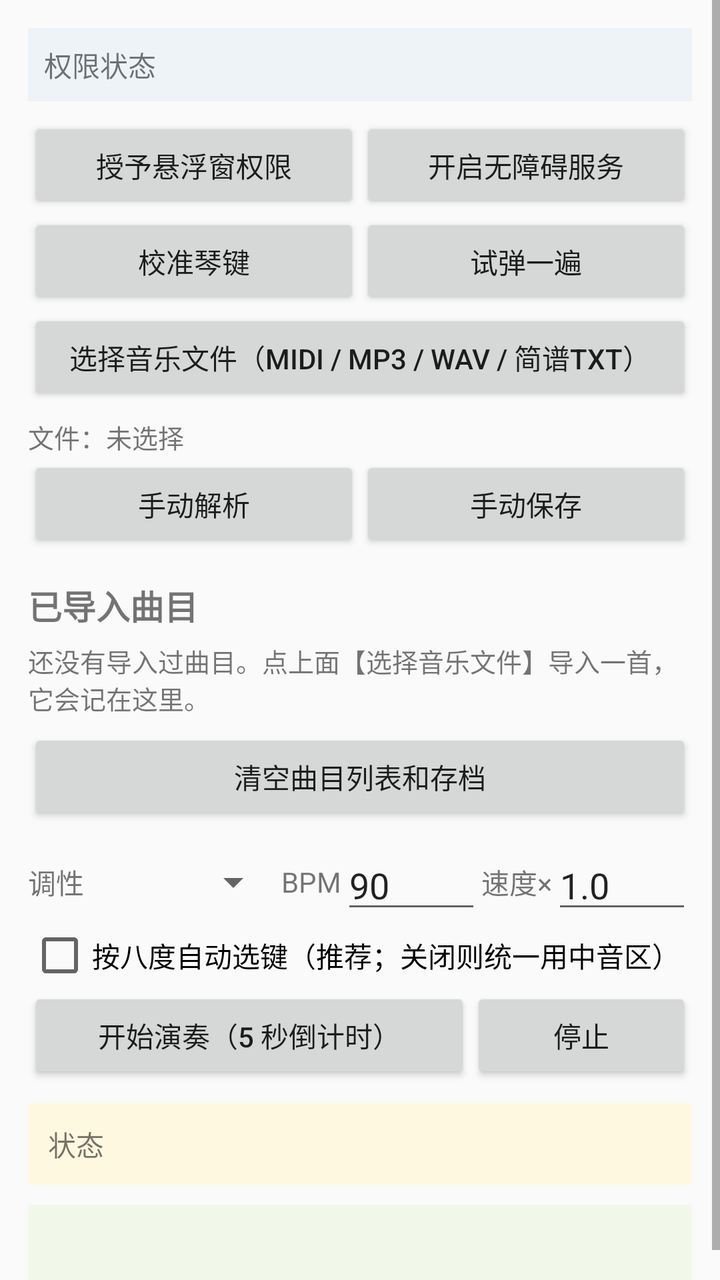
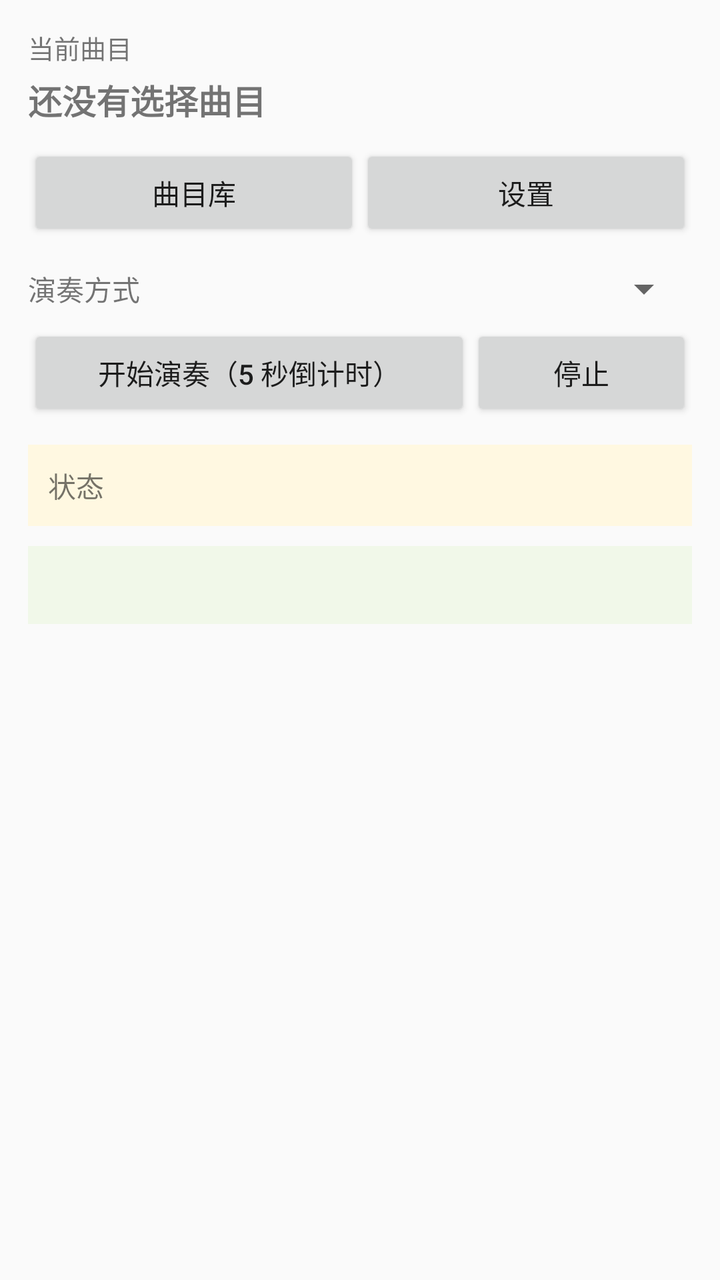

An Android layout rendered at two revisions. The XML below is the earlier revision; the diff shows what the commit changed to produce the second picture.
<!-- AndroidManifest.xml: application theme android:Theme.Material.Light.DarkActionBar -->
<!-- res/layout/activity_main.xml -->
<?xml version="1.0" encoding="utf-8"?>
<ScrollView xmlns:android="http://schemas.android.com/apk/res/android"
    android:layout_width="match_parent"
    android:layout_height="match_parent"
    android:fillViewport="true">

    <LinearLayout
        android:layout_width="match_parent"
        android:layout_height="wrap_content"
        android:orientation="vertical"
        android:padding="14dp">

        <TextView
            android:id="@+id/tv_perms"
            android:layout_width="match_parent"
            android:layout_height="wrap_content"
            android:background="#EEF3F7"
            android:padding="8dp"
            android:textSize="14sp"
            android:text="权限状态" />

        <LinearLayout
            android:layout_width="match_parent"
            android:layout_height="wrap_content"
            android:layout_marginTop="8dp"
            android:orientation="horizontal">

            <Button
                android:id="@+id/btn_overlay"
                android:layout_width="0dp"
                android:layout_height="wrap_content"
                android:layout_weight="1"
                android:text="授予悬浮窗权限" />

            <Button
                android:id="@+id/btn_access"
                android:layout_width="0dp"
                android:layout_height="wrap_content"
                android:layout_weight="1"
                android:text="开启无障碍服务" />
        </LinearLayout>

        <LinearLayout
            android:layout_width="match_parent"
            android:layout_height="wrap_content"
            android:orientation="horizontal">

            <Button
                android:id="@+id/btn_calibrate"
                android:layout_width="0dp"
                android:layout_height="wrap_content"
                android:layout_weight="1"
                android:text="校准琴键" />

            <Button
                android:id="@+id/btn_test"
                android:layout_width="0dp"
                android:layout_height="wrap_content"
                android:layout_weight="1"
                android:text="试弹一遍" />
        </LinearLayout>

        <Button
            android:id="@+id/btn_pick"
            android:layout_width="match_parent"
            android:layout_height="wrap_content"
            android:text="选择音乐文件（MIDI / MP3 / WAV / 简谱txt）" />

        <TextView
            android:id="@+id/tv_file"
            android:layout_width="match_parent"
            android:layout_height="wrap_content"
            android:paddingTop="6dp"
            android:text="文件：未选择"
            android:textSize="13sp" />

        <LinearLayout
            android:layout_width="match_parent"
            android:layout_height="wrap_content"
            android:orientation="horizontal">

            <Button
                android:id="@+id/btn_reparse"
                android:layout_width="0dp"
                android:layout_height="wrap_content"
                android:layout_weight="1"
                android:text="手动解析" />

            <Button
                android:id="@+id/btn_save"
                android:layout_width="0dp"
                android:layout_height="wrap_content"
                android:layout_weight="1"
                android:text="手动保存" />
        </LinearLayout>

        <TextView
            android:id="@+id/tv_library_title"
            android:layout_width="match_parent"
            android:layout_height="wrap_content"
            android:layout_marginTop="14dp"
            android:layout_marginBottom="6dp"
            android:text="已导入曲目"
            android:textSize="17sp"
            android:textStyle="bold" />

        <LinearLayout
            android:id="@+id/list_songs"
            android:layout_width="match_parent"
            android:layout_height="wrap_content"
            android:orientation="vertical" />

        <TextView
            android:id="@+id/tv_library_empty"
            android:layout_width="match_parent"
            android:layout_height="wrap_content"
            android:paddingBottom="6dp"
            android:text="还没有导入过曲目。点上面【选择音乐文件】导入一首，它会记在这里。"
            android:textSize="13sp" />

        <Button
            android:id="@+id/btn_clear_library"
            android:layout_width="match_parent"
            android:layout_height="wrap_content"
            android:text="清空曲目列表和存档" />

        <LinearLayout
            android:layout_width="match_parent"
            android:layout_height="wrap_content"
            android:layout_marginTop="8dp"
            android:gravity="center_vertical"
            android:orientation="horizontal">

            <TextView
                android:layout_width="wrap_content"
                android:layout_height="wrap_content"
                android:text="调性" />

            <Spinner
                android:id="@+id/sp_key"
                android:layout_width="0dp"
                android:layout_height="wrap_content"
                android:layout_weight="1" />

            <TextView
                android:layout_width="wrap_content"
                android:layout_height="wrap_content"
                android:text="BPM" />

            <EditText
                android:id="@+id/et_bpm"
                android:layout_width="70dp"
                android:layout_height="wrap_content"
                android:inputType="number"
                android:text="90" />

            <TextView
                android:layout_width="wrap_content"
                android:layout_height="wrap_content"
                android:text="速度×" />

            <EditText
                android:id="@+id/et_speed"
                android:layout_width="70dp"
                android:layout_height="wrap_content"
                android:inputType="numberDecimal"
                android:text="1.0" />
        </LinearLayout>

        <CheckBox
            android:id="@+id/cb_zero"
            android:layout_width="match_parent"
            android:layout_height="wrap_content"
            android:text="按八度自动选键（推荐；关闭则统一用中音区）" />

        <LinearLayout
            android:layout_width="match_parent"
            android:layout_height="wrap_content"
            android:orientation="horizontal">

            <Button
                android:id="@+id/btn_play"
                android:layout_width="0dp"
                android:layout_height="wrap_content"
                android:layout_weight="2"
                android:text="开始演奏（5 秒倒计时）" />

            <Button
                android:id="@+id/btn_stop"
                android:layout_width="0dp"
                android:layout_height="wrap_content"
                android:layout_weight="1"
                android:text="停止" />
        </LinearLayout>

        <TextView
            android:id="@+id/tv_status"
            android:layout_width="match_parent"
            android:layout_height="wrap_content"
            android:layout_marginTop="10dp"
            android:background="#FFF8E1"
            android:padding="10dp"
            android:textSize="14sp"
            android:text="状态" />

        <TextView
            android:id="@+id/tv_preview"
            android:layout_width="match_parent"
            android:layout_height="wrap_content"
            android:layout_marginTop="10dp"
            android:background="#F1F8E9"
            android:padding="10dp"
            android:textSize="14sp"
            android:typeface="monospace" />
    </LinearLayout>
</ScrollView>
<!-- resources referenced by this layout -->
<resources>

</resources>

<!-- the commit's change to res/layout/activity_main.xml (unified diff, before → after) -->
@@ -11,171 +11,64 @@
         android:padding="14dp">
 
         <TextView
-            android:id="@+id/tv_perms"
             android:layout_width="match_parent"
             android:layout_height="wrap_content"
-            android:background="#EEF3F7"
-            android:padding="8dp"
-            android:textSize="14sp"
-            android:text="权限状态" />
+            android:text="当前曲目"
+            android:textSize="13sp" />
+
+        <TextView
+            android:id="@+id/tv_song"
+            android:layout_width="match_parent"
+            android:layout_height="wrap_content"
+            android:paddingTop="4dp"
+            android:text="还没有选择曲目"
+            android:textSize="17sp"
+            android:textStyle="bold" />
 
         <LinearLayout
             android:layout_width="match_parent"
             android:layout_height="wrap_content"
-            android:layout_marginTop="8dp"
+            android:layout_marginTop="10dp"
             android:orientation="horizontal">
 
             <Button
-                android:id="@+id/btn_overlay"
+                android:id="@+id/btn_songs"
                 android:layout_width="0dp"
                 android:layout_height="wrap_content"
                 android:layout_weight="1"
-                android:text="授予悬浮窗权限" />
+                android:text="曲目库" />
 
             <Button
-                android:id="@+id/btn_access"
+                android:id="@+id/btn_settings"
                 android:layout_width="0dp"
                 android:layout_height="wrap_content"
                 android:layout_weight="1"
-                android:text="开启无障碍服务" />
+                android:text="设置" />
         </LinearLayout>
 
         <LinearLayout
             android:layout_width="match_parent"
             android:layout_height="wrap_content"
-            android:orientation="horizontal">
-
-            <Button
-                android:id="@+id/btn_calibrate"
-                android:layout_width="0dp"
-                android:layout_height="wrap_content"
-                android:layout_weight="1"
-                android:text="校准琴键" />
-
-            <Button
-                android:id="@+id/btn_test"
-                android:layout_width="0dp"
-                android:layout_height="wrap_content"
-                android:layout_weight="1"
-                android:text="试弹一遍" />
-        </LinearLayout>
-
-        <Button
-            android:id="@+id/btn_pick"
-            android:layout_width="match_parent"
-            android:layout_height="wrap_content"
-            android:text="选择音乐文件（MIDI / MP3 / WAV / 简谱txt）" />
-
-        <TextView
-            android:id="@+id/tv_file"
-            android:layout_width="match_parent"
-            android:layout_height="wrap_content"
-            android:paddingTop="6dp"
-            android:text="文件：未选择"
-            android:textSize="13sp" />
-
-        <LinearLayout
-            android:layout_width="match_parent"
-            android:layout_height="wrap_content"
-            android:orientation="horizontal">
-
-            <Button
-                android:id="@+id/btn_reparse"
-                android:layout_width="0dp"
-                android:layout_height="wrap_content"
-                android:layout_weight="1"
-                android:text="手动解析" />
-
-            <Button
-                android:id="@+id/btn_save"
-                android:layout_width="0dp"
-                android:layout_height="wrap_content"
-                android:layout_weight="1"
-                android:text="手动保存" />
-        </LinearLayout>
-
-        <TextView
-            android:id="@+id/tv_library_title"
-            android:layout_width="match_parent"
-            android:layout_height="wrap_content"
-            android:layout_marginTop="14dp"
-            android:layout_marginBottom="6dp"
-            android:text="已导入曲目"
-            android:textSize="17sp"
-            android:textStyle="bold" />
-
-        <LinearLayout
-            android:id="@+id/list_songs"
-            android:layout_width="match_parent"
-            android:layout_height="wrap_content"
-            android:orientation="vertical" />
-
-        <TextView
-            android:id="@+id/tv_library_empty"
-            android:layout_width="match_parent"
-            android:layout_height="wrap_content"
-            android:paddingBottom="6dp"
-            android:text="还没有导入过曲目。点上面【选择音乐文件】导入一首，它会记在这里。"
-            android:textSize="13sp" />
-
-        <Button
-            android:id="@+id/btn_clear_library"
-            android:layout_width="match_parent"
-            android:layout_height="wrap_content"
-            android:text="清空曲目列表和存档" />
-
-        <LinearLayout
-            android:layout_width="match_parent"
-            android:layout_height="wrap_content"
-            android:layout_marginTop="8dp"
+            android:layout_marginTop="12dp"
             android:gravity="center_vertical"
             android:orientation="horizontal">
 
             <TextView
                 android:layout_width="wrap_content"
                 android:layout_height="wrap_content"
-                android:text="调性" />
+                android:text="演奏方式" />
 
             <Spinner
-                android:id="@+id/sp_key"
+                android:id="@+id/sp_mode"
                 android:layout_width="0dp"
                 android:layout_height="wrap_content"
                 android:layout_weight="1" />
-
-            <TextView
-                android:layout_width="wrap_content"
-                android:layout_height="wrap_content"
-                android:text="BPM" />
-
-            <EditText
-                android:id="@+id/et_bpm"
-                android:layout_width="70dp"
-                android:layout_height="wrap_content"
-                android:inputType="number"
-                android:text="90" />
-
-            <TextView
-                android:layout_width="wrap_content"
-                android:layout_height="wrap_content"
-                android:text="速度×" />
-
-            <EditText
-                android:id="@+id/et_speed"
-                android:layout_width="70dp"
-                android:layout_height="wrap_content"
-                android:inputType="numberDecimal"
-                android:text="1.0" />
         </LinearLayout>
-
-        <CheckBox
-            android:id="@+id/cb_zero"
-            android:layout_width="match_parent"
-            android:layout_height="wrap_content"
-            android:text="按八度自动选键（推荐；关闭则统一用中音区）" />
 
         <LinearLayout
             android:layout_width="match_parent"
             android:layout_height="wrap_content"
+            android:layout_marginTop="6dp"
             android:orientation="horizontal">
 
             <Button
@@ -197,7 +90,7 @@
             android:id="@+id/tv_status"
             android:layout_width="match_parent"
             android:layout_height="wrap_content"
-            android:layout_marginTop="10dp"
+            android:layout_marginTop="12dp"
             android:background="#FFF8E1"
             android:padding="10dp"
             android:textSize="14sp"
